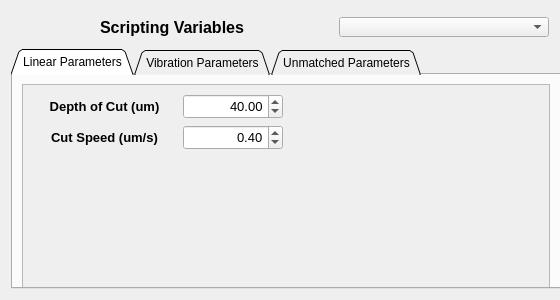
The window that src/ECM_gui/galil_dialog/widget_scripting_variables.ui (dmherrington/ECM-Control-System) describes before a commit, drawn with Qt 5.
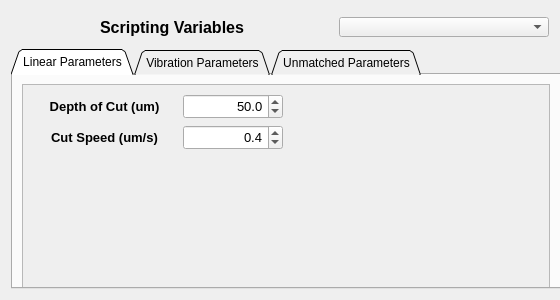
The same window after the commit. The open tabs and pages were chosen to show the change.

Diff of the .ui file:
```diff
--- a/src/ECM_gui/galil_dialog/widget_scripting_variables.ui
+++ b/src/ECM_gui/galil_dialog/widget_scripting_variables.ui
@@ -388,11 +388,14 @@
                <property name="alignment">
                 <set>Qt::AlignRight|Qt::AlignTrailing|Qt::AlignVCenter</set>
                </property>
+               <property name="decimals">
+                <number>1</number>
+               </property>
                <property name="maximum">
-                <double>1000.000000000000000</double>
+                <double>150000.000000000000000</double>
                </property>
                <property name="value">
-                <double>40.000000000000000</double>
+                <double>50.000000000000000</double>
                </property>
               </widget>
              </item>
@@ -418,6 +421,9 @@
                <property name="alignment">
                 <set>Qt::AlignRight|Qt::AlignTrailing|Qt::AlignVCenter</set>
                </property>
+               <property name="decimals">
+                <number>1</number>
+               </property>
                <property name="minimum">
                 <double>0.000000000000000</double>
                </property>
```
Left out of the diff: 10 changed lines with no effect on the pictures.
